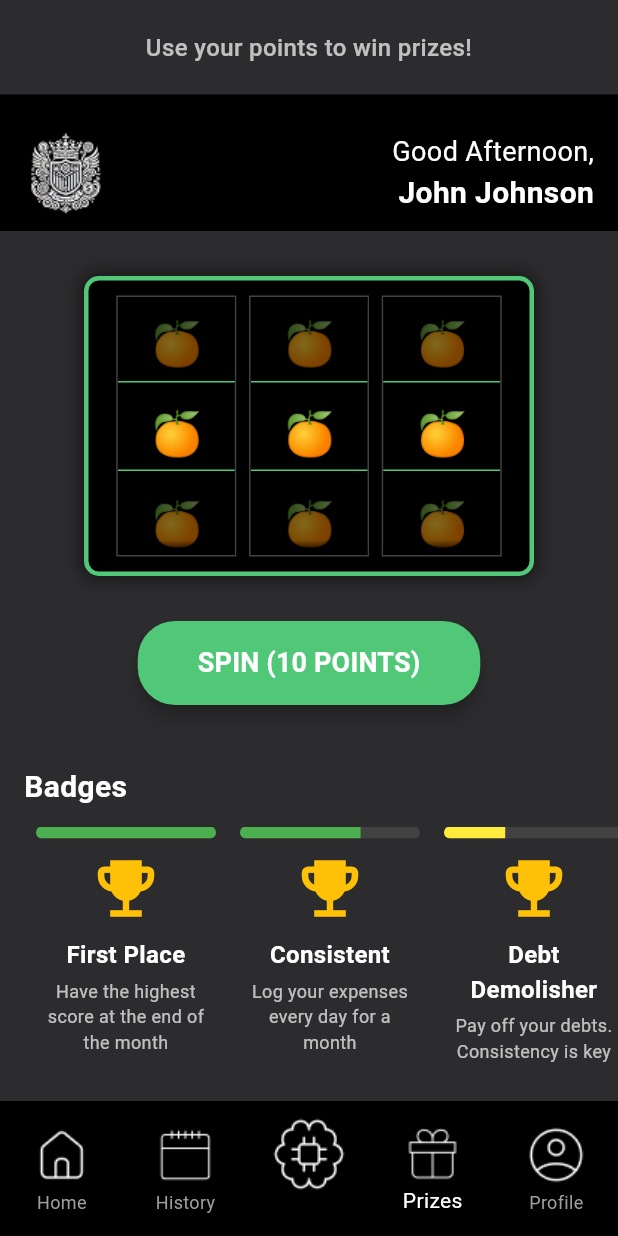
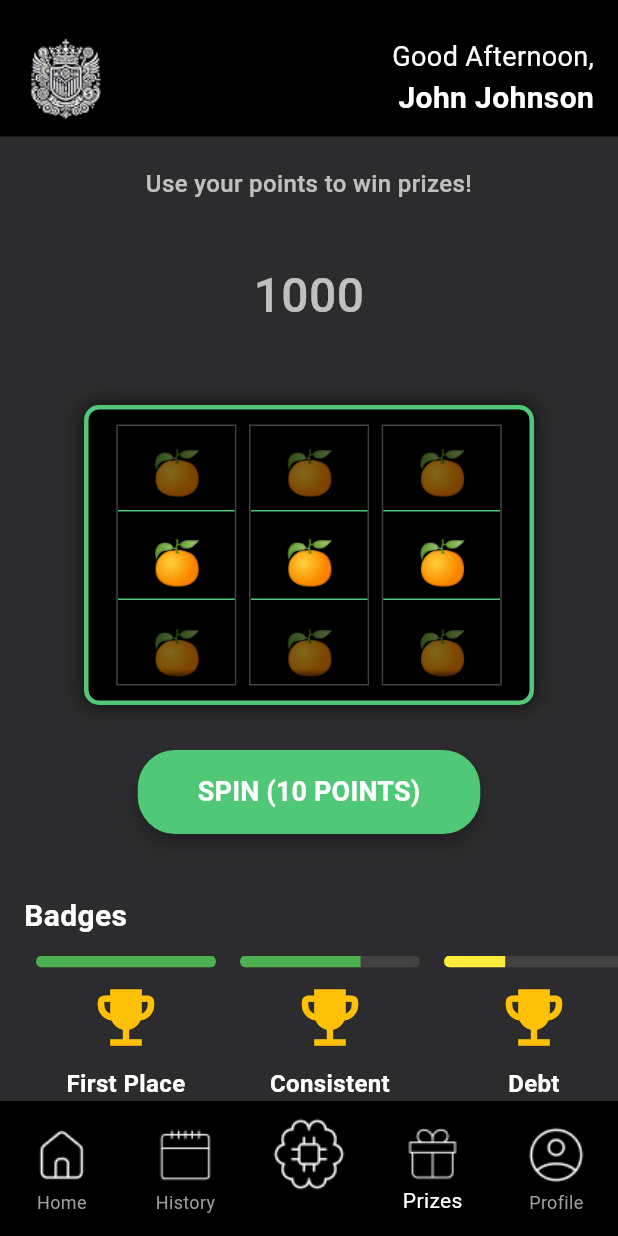
Before and after one commit to petrg01/UNIHACK-TECHNIK, a Flutter app: the screen it shows after launch, item 4 of the bottom bar chosen, on a phone screen of 412 x 824 dp. Run offline on Flutter 3.47's test engine with Material 3 defaults, Android fonts, the phone set to English and light mode, and no system bars; our stand-ins replace auto_size_text, fl_chart, flutter_dotenv, image_picker, shared_preferences, smooth_page_indicator and 1 more; accounts and stored records are empty.

Commit message:
To be fixed

```diff
--- a/lib/screens/prize_draw_screen.dart
+++ b/lib/screens/prize_draw_screen.dart
@@ -1,4 +1,6 @@
 import 'package:flutter/material.dart';
+import 'package:technik/globals.dart';
+import 'package:technik/widgets/header_widget.dart';
 import '../widgets/slot_machine_widget.dart';
 
 class PrizeDrawScreen extends StatefulWidget {
@@ -79,10 +81,13 @@ class _PrizeDrawScreenState extends State<PrizeDrawScreen> {
   return Scaffold(
     backgroundColor: Color(0xFF2c2c2e),
     body: SafeArea(
+      child: Column(
+        children: [
+          HeaderWidget(userName: userName),
+          Expanded(
             child: SingleChildScrollView(
               child: Column(
                 children: [
-              // Text appears first now
                   Padding(
                     padding: EdgeInsets.symmetric(horizontal: 16, vertical: 20),
                     child: Text(
@@ -95,12 +100,21 @@ class _PrizeDrawScreenState extends State<PrizeDrawScreen> {
                       textAlign: TextAlign.center,
                     ),
                   ),
-
-              // Slot Machine Widget is now below the text
+                  Padding(
+                    padding: EdgeInsets.symmetric(horizontal: 16, vertical: 20),
+                    child: Text(
+                      "${points}",
+                      style: TextStyle(
+                        color: Colors.white70,
+                        fontSize: 32,
+                        fontWeight: FontWeight.w500,
+                      ),
+                      textAlign: TextAlign.center,
+                    ),
+                  ),
                   SlotMachineWidget(
                     onWin: _handleWin,
                   ),
-
                   SizedBox(height: 20),
                   Padding(
                     padding: EdgeInsets.symmetric(horizontal: 16),
@@ -138,6 +152,10 @@ class _PrizeDrawScreenState extends State<PrizeDrawScreen> {
               ),
             ),
           ),
+        ],
+      ),
+    ),
   );
 }
+
 }
--- a/lib/screens/transactions_screen.dart
+++ b/lib/screens/transactions_screen.dart
@@ -10,6 +10,8 @@ import 'package:intl/intl.dart';
 import 'package:auto_size_text/auto_size_text.dart';
 
 class TransactionsScreen extends StatefulWidget {
+  const TransactionsScreen({super.key});
+
   @override
   _TransactionsScreenState createState() => _TransactionsScreenState();
 }
@@ -509,8 +511,8 @@ void _showEditDialog(BuildContext context, Transaction tx, VoidCallback onTransa
                   });
 
                   Navigator.pop(context);
-                  await _loadTransactions();  // <-- Explicitly reload transactions here
-                  onTransactionUpdated();     // <-- callback
+                  await _loadTransactions();
+                  onTransactionUpdated();
                 },
               ),
             ],
--- a/lib/widgets/slot_machine_widget.dart
+++ b/lib/widgets/slot_machine_widget.dart
@@ -239,7 +239,6 @@ class _SlotMachineWidgetState extends State<SlotMachineWidget> with TickerProvid
       child: Column(
         mainAxisAlignment: MainAxisAlignment.center,
         children: [
-          HeaderWidget(userName: userName),
           SizedBox(height: 30),
           // Slot machine body
           Container(
```
Lines whose indentation alone changed are shown as unchanged.
